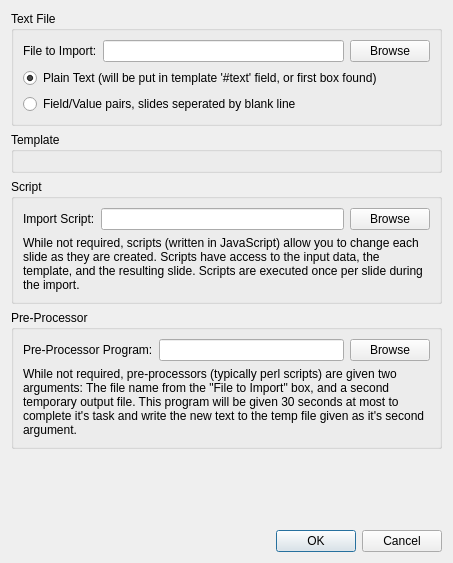
google-code-export/dviz, file src/TextImportDialog.ui: the form before one commit.
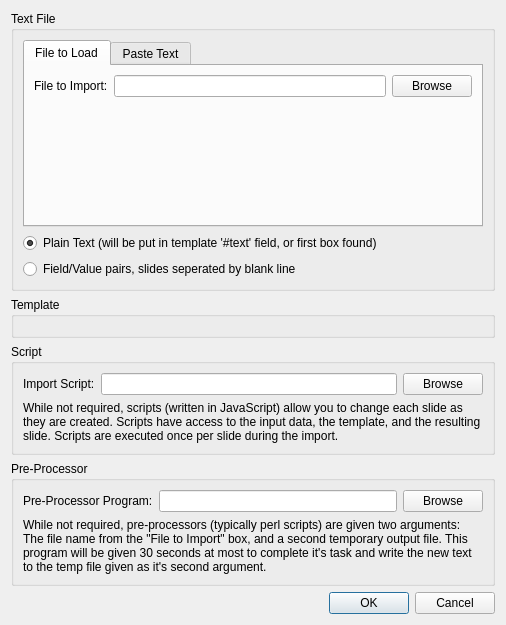
The form after the commit.

Commit message: Updated javascript API in TextImportDialog to expose 'intelligent center', 'change slide background', and a 'get file list' functions - used in sermon2slides/sermons.js. Updated sermons.js to intelli-center point/bible slides and to pick a random background when importing. Updated TextImportdialog UI to allow copy/pasting text into a textfiled on a secondary tab instead of loading text from a file (still defaults to the file tab.)

```diff
--- a/src/TextImportDialog.ui
+++ b/src/TextImportDialog.ui
@@ -6,19 +6,29 @@
    <rect>
     <x>0</x>
     <y>0</y>
-    <width>453</width>
-    <height>563</height>
+    <width>506</width>
+    <height>625</height>
    </rect>
   </property>
   <property name="windowTitle">
    <string>Text Import Tool</string>
   </property>
-  <layout class="QVBoxLayout" name="verticalLayout_5">
+  <layout class="QVBoxLayout" name="verticalLayout_7">
    <item>
     <widget class="QGroupBox" name="groupBox_3">
      <property name="title">
       <string>Text File</string>
      </property>
+     <layout class="QVBoxLayout" name="verticalLayout_6">
+      <item>
+       <widget class="QTabWidget" name="tabWidget">
+        <property name="currentIndex">
+         <number>0</number>
+        </property>
+        <widget class="QWidget" name="tab">
+         <attribute name="title">
+          <string>File to Load</string>
+         </attribute>
      <layout class="QVBoxLayout" name="verticalLayout_3">
       <item>
        <layout class="QHBoxLayout" name="horizontalLayout_2">
@@ -40,6 +50,40 @@
          </widget>
         </item>
        </layout>
+          </item>
+          <item>
+           <spacer name="verticalSpacer_2">
+            <property name="orientation">
+             <enum>Qt::Vertical</enum>
+            </property>
+            <property name="sizeHint" stdset="0">
+             <size>
+              <width>20</width>
+              <height>40</height>
+             </size>
+            </property>
+           </spacer>
+          </item>
+         </layout>
+        </widget>
+        <widget class="QWidget" name="tab_2">
+         <attribute name="title">
+          <string>Paste Text</string>
+         </attribute>
+         <layout class="QVBoxLayout" name="verticalLayout_5">
+          <item>
+           <widget class="QPlainTextEdit" name="plainTextEdit">
+            <property name="sizePolicy">
+             <sizepolicy hsizetype="Expanding" vsizetype="Preferred">
+              <horstretch>0</horstretch>
+              <verstretch>0</verstretch>
+             </sizepolicy>
+            </property>
+           </widget>
+          </item>
+         </layout>
+        </widget>
+       </widget>
       </item>
       <item>
        <layout class="QVBoxLayout" name="verticalLayout_2">
```
Lines whose indentation alone changed are shown as unchanged. The commit also changes 6 other files.
